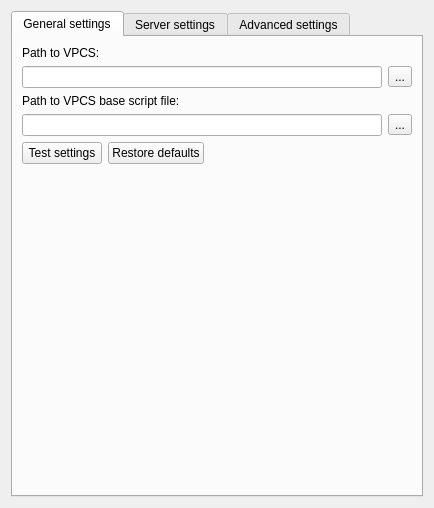
GNS3/gns3-gui, file gns3/modules/vpcs/ui/vpcs_preferences_page.ui: the form before one commit.
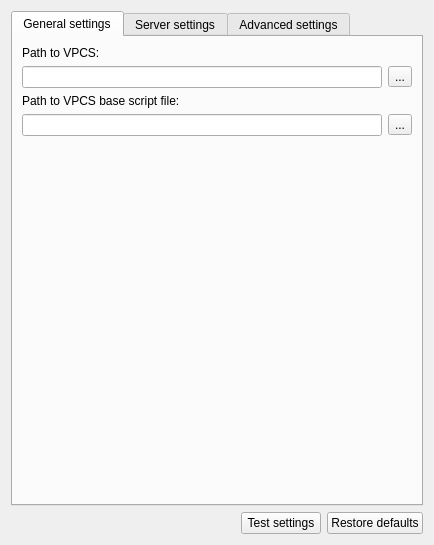
The form after the commit.

Commit message: Improvements on the preferences dialog.

What changed in the file:
```diff
--- a/gns3/modules/vpcs/ui/vpcs_preferences_page.ui
+++ b/gns3/modules/vpcs/ui/vpcs_preferences_page.ui
@@ -6,8 +6,8 @@
    <rect>
     <x>0</x>
     <y>0</y>
-    <width>432</width>
-    <height>508</height>
+    <width>430</width>
+    <height>545</height>
    </rect>
   </property>
   <property name="windowTitle">
@@ -27,15 +27,15 @@
        <string>General settings</string>
       </attribute>
       <layout class="QGridLayout" name="gridLayout">
-       <item row="6" column="1">
-        <spacer name="horizontalSpacer">
+       <item row="7" column="0" colspan="2">
+        <spacer name="spacer">
          <property name="orientation">
-          <enum>Qt::Horizontal</enum>
+          <enum>Qt::Vertical</enum>
          </property>
          <property name="sizeHint" stdset="0">
           <size>
-           <width>164</width>
-           <height>20</height>
+           <width>390</width>
+           <height>193</height>
           </size>
          </property>
         </spacer>
@@ -54,24 +54,6 @@
          </property>
         </widget>
        </item>
-       <item row="6" column="0">
-        <layout class="QHBoxLayout" name="horizontalLayout_2">
-         <item>
-          <widget class="QPushButton" name="uiTestSettingsPushButton">
-           <property name="text">
-            <string>Test settings</string>
-           </property>
-          </widget>
-         </item>
-         <item>
-          <widget class="QPushButton" name="uiRestoreDefaultsPushButton">
-           <property name="text">
-            <string>Restore defaults</string>
-           </property>
-          </widget>
-         </item>
-        </layout>
-       </item>
        <item row="3" column="0" colspan="2">
         <layout class="QHBoxLayout" name="horizontalLayout_5">
          <item>
@@ -296,6 +278,37 @@
      </widget>
     </widget>
    </item>
+   <item>
+    <layout class="QHBoxLayout" name="horizontalLayout_2">
+     <item>
+      <spacer name="horizontalSpacer">
+       <property name="orientation">
+        <enum>Qt::Horizontal</enum>
+       </property>
+       <property name="sizeHint" stdset="0">
+        <size>
+         <width>138</width>
+         <height>17</height>
+        </size>
+       </property>
+      </spacer>
+     </item>
+     <item>
+      <widget class="QPushButton" name="uiTestSettingsPushButton">
+       <property name="text">
+        <string>Test settings</string>
+       </property>
+      </widget>
+     </item>
+     <item>
+      <widget class="QPushButton" name="uiRestoreDefaultsPushButton">
+       <property name="text">
+        <string>Restore defaults</string>
+       </property>
+      </widget>
+     </item>
+    </layout>
+   </item>
   </layout>
  </widget>
  <resources/>
```
Left out of the diff: 13 changed lines with no effect on the pictures. The commit also changes 19 other files.
